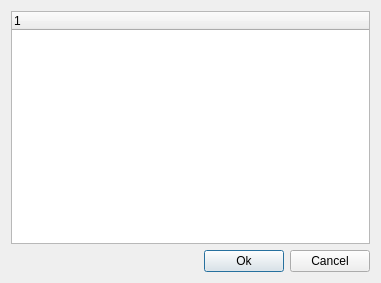
This is src/desktop/GuiRefusedChat.ui in hwgao/beebeep as Qt 5 draws it before an edit. The edited form follows.
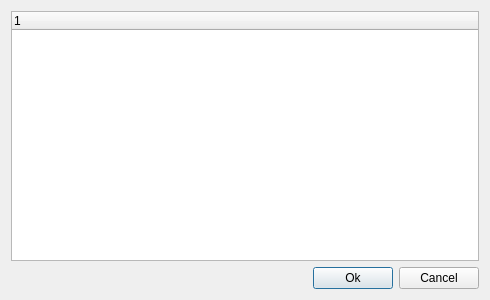
This is the edited form.

What changed in the file:
```diff
--- a/src/desktop/GuiRefusedChat.ui
+++ b/src/desktop/GuiRefusedChat.ui
@@ -9,8 +9,8 @@
    <rect>
     <x>0</x>
     <y>0</y>
-    <width>381</width>
-    <height>283</height>
+    <width>490</width>
+    <height>300</height>
    </rect>
   </property>
   <property name="windowTitle">
```
